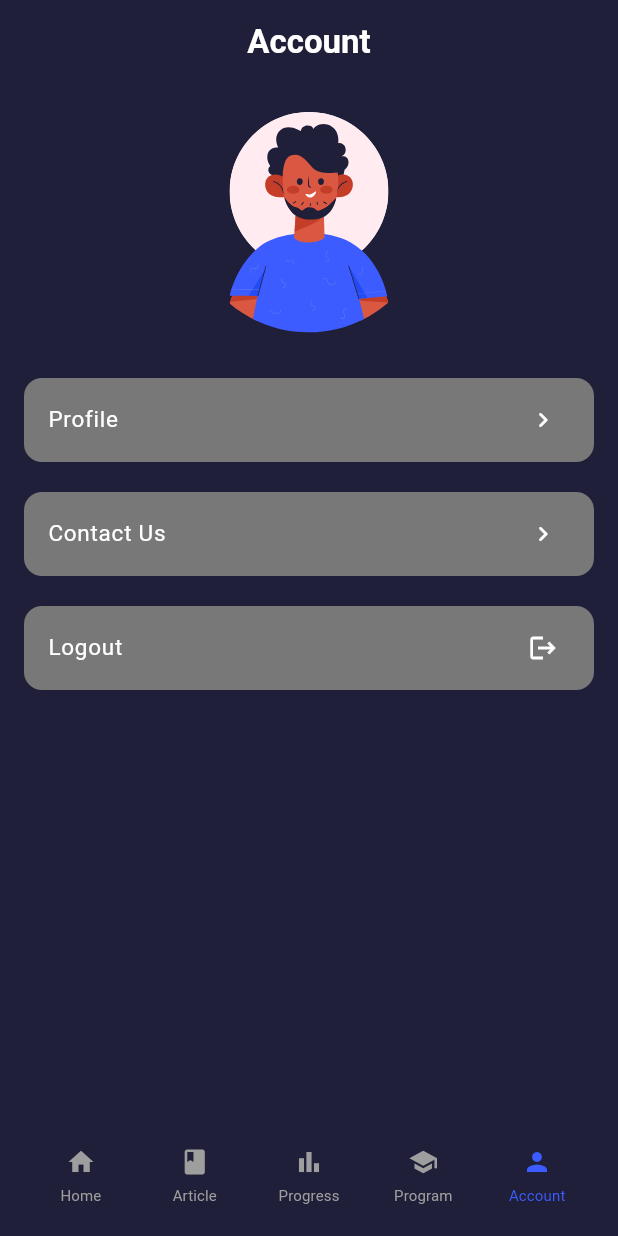
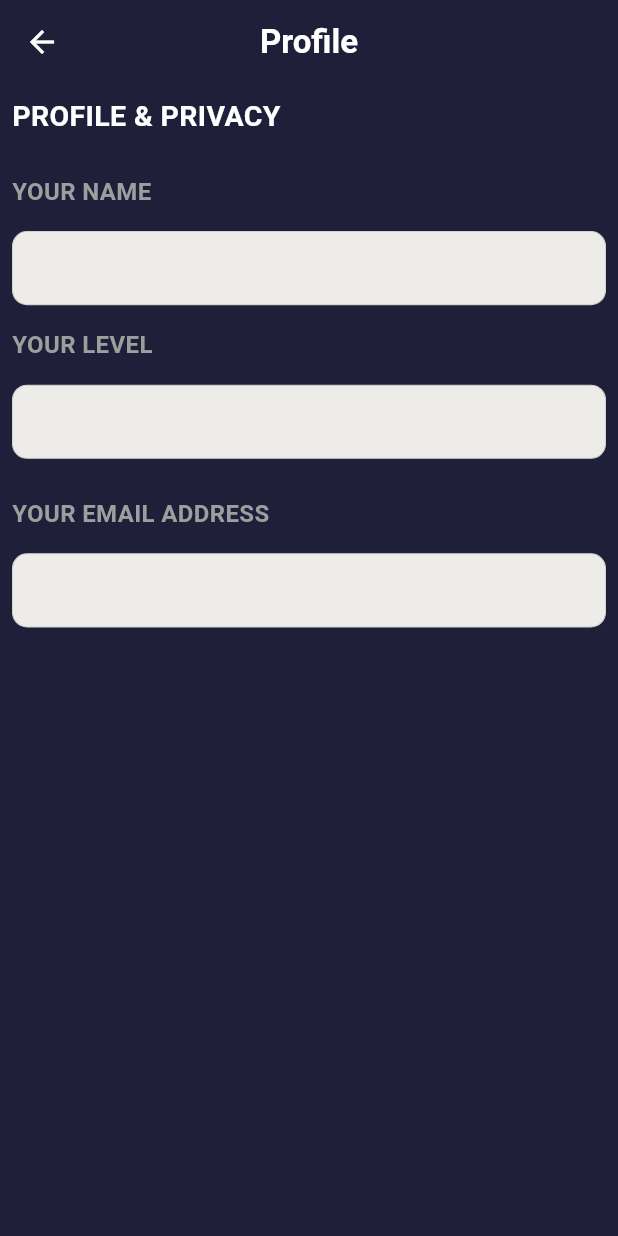
Before and after one commit to mesutbahadir1/LinguaNova-Mobil, a Flutter app: the screen it shows once a user with an empty profile is signed in, item 5 of the bottom bar chosen, after a tap on "Profile", on a phone screen of 412 x 824 dp. Run offline on Flutter 3.47's test engine with Material 3 defaults, Android fonts, the light colour scheme and no system bars; our stand-ins replace auto_size_text, cached_network_image, cloud_firestore, firebase_auth, firebase_core, flutter_svg and 6 more; missing offline and left inert: audio_session; accounts and stored records are empty.

Commit message:
fix:13 mayıs salı

```diff
--- a/fire_base/lib/ui/home.dart
+++ b/fire_base/lib/ui/home.dart
@@ -49,15 +49,15 @@ class _HomeState extends State<Home> {
     PostsModel(
         id: 1,
         title: "Artificial Intelligence",
-        image: 'https://blog.lewolang.com/images/caa060e9d090a761b399310670dba684.jpg?w=400&h=300&fit=crop'),
+        image: 'assets/images/a1.jpeg'),
     PostsModel(
         id: 2,
         title: "Cyber Security",
-        image: 'https://expressenglish.ae/wp-content/uploads/2022/02/tips-improve-english.jpg'),
+        image: 'assets/images/a3.jpeg'),
     PostsModel(
         id: 3,
         title: "Full Stack Java",
-        image: 'https://media.istockphoto.com/id/1047570732/vector/english.jpg?s=612x612&w=0&k=20&c=zgafUJxCytevU-ZRlrZlTEpw3mLlS_HQTIOHLjaSPPM='),
+        image: 'assets/images/a2.jpeg'),
   ];
 
   int? userId;
@@ -406,14 +406,12 @@ class _HomeState extends State<Home> {
         children: [
           ClipRRect(
             borderRadius: const BorderRadius.vertical(top: Radius.circular(12)),
-            child: CachedNetworkImage(
-              height: 178,
-              width: double.infinity,
-              fit: BoxFit.cover,
-              imageUrl: post.image!,
-              placeholder: (context, url) => const Center(child: CircularProgressIndicator()),
-              errorWidget: (context, url, error) => const Icon(Icons.error),
-            ),
+              child: Image.asset(
+                post.image!,
+                height: 178,
+                width: double.infinity,
+                fit: BoxFit.cover,
+              )
           ),
 
         ],
--- a/fire_base/lib/ui/views/account/account_screen.dart
+++ b/fire_base/lib/ui/views/account/account_screen.dart
@@ -1,4 +1,5 @@
 import 'package:fire_base/ui/views/account/contact_screen.dart';
+import 'package:fire_base/ui/views/profile/edit_profile_screen.dart';
 import 'package:flutter/material.dart';
 import 'package:flutter_svg/svg.dart';
 import 'package:provider/provider.dart';
@@ -55,7 +56,12 @@ class _AccountScreenState extends State<AccountScreen> {
                 title: Text("Profile", style: TextStyle(fontSize: 15,color: Colors.white)),
                 trailing: Icon(Icons.keyboard_arrow_right_rounded, size: 20, color: Colors.white,),
                 onTap: () {
-                  //Navigator.of(context).pushNamed(routeEditProfile);
+                  Navigator.push(
+                    context,
+                    MaterialPageRoute(
+                      builder: (context) => EditProfileScreen(),
+                    ),
+                  );
                 },
               ),
             ),
--- a/fire_base/lib/ui/views/account/contact_screen.dart
+++ b/fire_base/lib/ui/views/account/contact_screen.dart
@@ -55,7 +55,7 @@ class _ContactScreenState extends State<ContactScreen> {
           crossAxisAlignment: CrossAxisAlignment.start,
           children: [
             Text(
-              "Email, call, or contact us with our social medias to learn how TalentifyLAB can solve your problem.",
+              "Email, call, or contact us with our social medias to learn how LinguaNova can solve your problem.",
               style: TextStyle(color: Colors.grey, fontSize: 15),
             ),
             const SizedBox(
--- /dev/null
+++ b/fire_base/lib/ui/views/profile/edit_profile_screen.dart
@@ -0,0 +1,143 @@
+import 'dart:convert';
+import 'dart:io';
+
+import 'package:fire_base/app/constants/app_config.dart';
+import 'package:flutter/material.dart';
+import 'package:http/http.dart' as http;
+import 'package:http/io_client.dart';
+import 'package:responsive_sizer/responsive_sizer.dart';
+import 'package:shared_preferences/shared_preferences.dart';
+
+import '../../../app/constants/light_mode_colors.dart';
+
+class EditProfileScreen extends StatefulWidget {
+  const EditProfileScreen({super.key});
+
+  @override
+  State<EditProfileScreen> createState() => _EditProfileScreenState();
+}
+
+class _EditProfileScreenState extends State<EditProfileScreen> {
+  int? userId;
+  Map<String, String> userInfo = {
+    'fullName': '',
+    'level': '',
+    'email': '',
+  };
+
+  @override
+  void initState() {
+    super.initState();
+    _loadUserId();
+  }
+
+  void _loadUserId() async {
+    SharedPreferences prefs = await SharedPreferences.getInstance();
+    int? id = prefs.getInt('userId');
+    if (id != null) {
+      setState(() {
+        userId = id;
+      });
+      _fetchUserInfo(id);
+    }
+  }
+
+  Future<void> _fetchUserInfo(int id) async {
+    HttpClient client = HttpClient()
+      ..badCertificateCallback = (X509Certificate cert, String host, int port) => true;
+    IOClient ioClient = IOClient(client);
+
+    try {
+      final response = await http.get(Uri.parse('${HTTPS_URL}/api/User/user/$userId')); // local IP adresi değişebilir
+
+      if (response.statusCode == 200) {
+        final data = json.decode(response.body);
+        setState(() {
+          userInfo = {
+            'fullName': data['fullName'],
+            'level': data['level'].toString(),
+            'email': data['email'],
+          };
+        });
+      } else {
+        print('Kullanıcı bulunamadı.');
+      }
+    } catch (e) {
+      print('Hata oluştu: $e');
+    }
+  }
+
+  final GlobalKey<ScaffoldState> _scaffoldKey = GlobalKey<ScaffoldState>();
+
+
+  @override
+  Widget build(BuildContext context) {
+    return Scaffold(
+      backgroundColor: Color.fromRGBO(31, 31, 57, 1),
+      appBar: AppBar(
+        centerTitle: true,
+        title: const Text(
+          "Profile",
+          style: TextStyle(color: Colors.white, fontSize: 22, fontWeight: FontWeight.bold),
+        ),
+        backgroundColor: const Color.fromRGBO(31, 31, 57, 1),
+        shadowColor: Colors.transparent,
+        iconTheme: const IconThemeData(color: Colors.white),
+      ),
+      body: Container(
+        padding: const EdgeInsets.all(8.0),
+        child: Column(
+          crossAxisAlignment: CrossAxisAlignment.start,
+          children: [
+            Text(
+              "PROFILE & PRIVACY",
+              style: TextStyle(fontWeight: FontWeight.bold, fontSize: 19,color: Colors.white),
+            ),
+            SizedBox(
+              height: 25,
+            ),
+            buildInfoColumn(context, 'YOUR NAME', userInfo['fullName']!),
+            SizedBox(
+              height: 15,
+            ),
+            buildInfoColumn(context, 'YOUR LEVEL', userInfo['level']!),
+            SizedBox(
+              height: 25,
+            ),
+            buildInfoColumn(context, 'YOUR EMAIL ADDRESS', userInfo['email']!),
+          ],
+        ),
+      ),
+    );
+  }
+
+  Column buildInfoColumn(BuildContext context, String title, String info) {
+    return Column(
+      crossAxisAlignment: CrossAxisAlignment.start,
+      children: [
+        Text(
+          title,
+          style: TextStyle(fontWeight: FontWeight.bold, color: Colors.grey, fontSize: 16),
+        ),
+        SizedBox(
+          height: 15,
+        ),
+        Container(
+          height: MediaQuery.sizeOf(context).height * 0.06,
+          width: double.infinity,
+          decoration: BoxDecoration(
+              border: Border.all(
+                color: const Color(0xFFD3D3D3),
+                width: 0.7,
+              ),
+              borderRadius: BorderRadius.circular(10),
+              color: Theme.of(context).brightness == Brightness.dark
+                  ? Theme.of(context).primaryColor
+                  : LightModeColors.COURSE_CONTAINER_BACKGROUNG),
+          padding: const EdgeInsets.all(12.0),
+          child: Text(info, style: TextStyle(fontSize: 17)),
+        )
+      ],
+    );
+  }
+}
```
Also changed, not shown: fire_base/assets/images/a1.jpeg (added), fire_base/assets/images/a2.jpeg (added), fire_base/assets/images/a3.jpeg (added), 4 other files.
